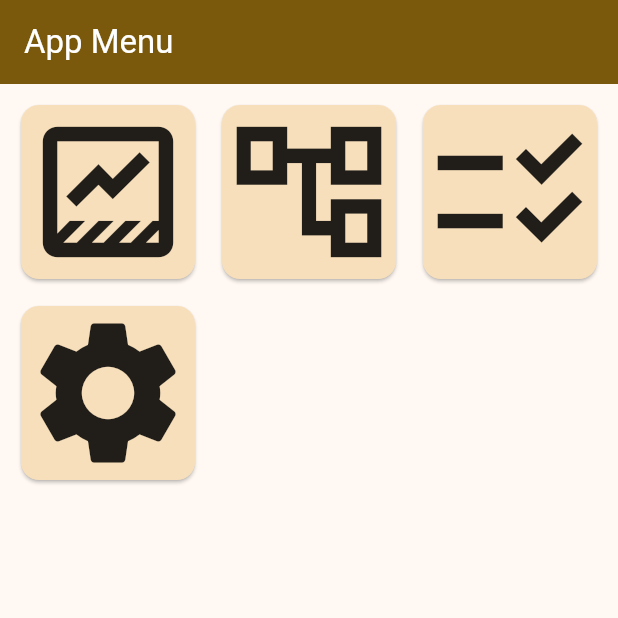
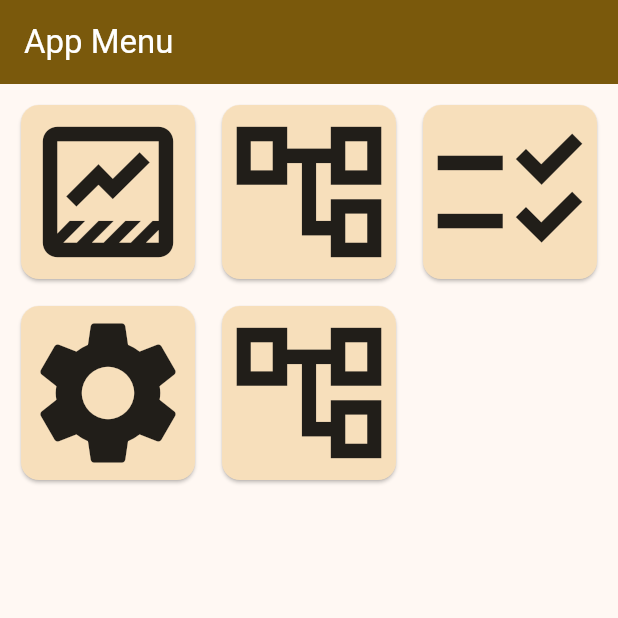
Before and after one commit to hURKa-friends/TP-RehabApp, a Flutter app: the screen it shows after launch, on a phone screen of 412 x 824 dp, the top half of it. Run offline on Flutter 3.47's test engine with Material 3 defaults, Android fonts, the phone set to English and light mode, and no system bars; our stand-ins replace permission_handler, sensors_plus, syncfusion_flutter_charts; missing offline and left inert: light_sensor.

Commit message:
Progress of FMS

```diff
--- a/lib/services/internal/logger_service_internal.dart
+++ b/lib/services/internal/logger_service_internal.dart
@@ -38,7 +38,7 @@ class LoggerServiceInternal {
   Future<bool> _managePermissions() async {
     final storagePermission = await Permission.storage.request().isGranted;
     final externalPermission = await Permission.manageExternalStorage.request().isGranted;
-    return storagePermission && externalPermission;
+    return true;
   }
   Future<bool> _initializeStorage() async {
     try {
--- a/lib/view_models/menu_view_model.dart
+++ b/lib/view_models/menu_view_model.dart
@@ -67,6 +67,210 @@ class MenuViewModel extends ChangeNotifier {
       ],
     ),
     SettingsView(icon: Icons.settings, title: "Settings"),
+    SubMenuPageWrapper(icon: Icons.account_tree_outlined, title: "FMS",
+      subPages: [
+        SubMenuPageWrapper(icon: Icons.pan_tool, title: "Left hand",
+          subPages: [
+            MotionDetectionView(icon: Icons.touch_app, title: "FMS",
+              tutorialSteps: [
+                TutorialStep(
+                  assetURI: 'assets/example/000_exercise.gif',
+                  heading: '1. Krok',
+                  description: '',
+                ),
+                TutorialStep(
+                  assetURI: 'assets/example/001_exercise.gif',
+                  heading: '2. Krok',
+                  description: '.',
+                ),
+                TutorialStep(
+                  assetURI: 'assets/example/FEI_logo.gif',
+                  heading: '3. Krok',
+                  description: '',
+                ),
+                TutorialStep(
+                    assetURI: 'assets/example/002_exercise.gif',
+                    heading: 'Potvrdenie',
+                    description: ''
+                ),
+              ],
+            ),
+            MotionDetectionView(icon: Icons.touch_app, title: "FMS",
+              tutorialSteps: [
+                TutorialStep(
+                  assetURI: 'assets/example/000_exercise.gif',
+                  heading: '1. Krok',
+                  description: '',
+                ),
+                TutorialStep(
+                  assetURI: 'assets/example/001_exercise.gif',
+                  heading: '2. Krok',
+                  description: '.',
+                ),
+                TutorialStep(
+                  assetURI: 'assets/example/FEI_logo.gif',
+                  heading: '3. Krok',
+                  description: '',
+                ),
+                TutorialStep(
+                    assetURI: 'assets/example/002_exercise.gif',
+                    heading: 'Potvrdenie',
+                    description: ''
+                ),
+              ],
+            ),
+            MotionDetectionView(icon: Icons.touch_app, title: "FMS",
+              tutorialSteps: [
+                TutorialStep(
+                  assetURI: 'assets/example/000_exercise.gif',
+                  heading: '1. Krok',
+                  description: '',
+                ),
+                TutorialStep(
+                  assetURI: 'assets/example/001_exercise.gif',
+                  heading: '2. Krok',
+                  description: '.',
+                ),
+                TutorialStep(
+                  assetURI: 'assets/example/FEI_logo.gif',
+                  heading: '3. Krok',
+                  description: '',
+                ),
+                TutorialStep(
+                    assetURI: 'assets/example/002_exercise.gif',
+                    heading: 'Potvrdenie',
+                    description: ''
+                ),
+              ],
+            ),
+            MotionDetectionView(icon: Icons.touch_app, title: "FMS",
+              tutorialSteps: [
+                TutorialStep(
+                  assetURI: 'assets/example/000_exercise.gif',
+                  heading: '1. Krok',
+                  description: '',
+                ),
+                TutorialStep(
+                  assetURI: 'assets/example/001_exercise.gif',
+                  heading: '2. Krok',
+                  description: '.',
+                ),
+                TutorialStep(
+                  assetURI: 'assets/example/FEI_logo.gif',
+                  heading: '3. Krok',
+                  description: '',
+                ),
+                TutorialStep(
+                    assetURI: 'assets/example/002_exercise.gif',
+                    heading: 'Potvrdenie',
+                    description: ''
+                ),
+              ],
+            ),
+          ],
+        ),
+        SubMenuPageWrapper(icon: Icons.pan_tool_outlined, title: "Right Hand",
+          subPages: [
+            MotionDetectionView(icon: Icons.touch_app, title: "FMS",
+              tutorialSteps: [
+                TutorialStep(
+                  assetURI: 'assets/example/000_exercise.gif',
+                  heading: '1. Krok',
+                  description: '',
+                ),
+                TutorialStep(
+                  assetURI: 'assets/example/001_exercise.gif',
+                  heading: '2. Krok',
+                  description: '.',
+                ),
+                TutorialStep(
+                  assetURI: 'assets/example/FEI_logo.gif',
+                  heading: '3. Krok',
+                  description: '',
+                ),
+                TutorialStep(
+                    assetURI: 'assets/example/002_exercise.gif',
+                    heading: 'Potvrdenie',
+                    description: ''
+                ),
+              ],
+            ),
+            MotionDetectionView(icon: Icons.touch_app, title: "FMS",
+              tutorialSteps: [
+                TutorialStep(
+                  assetURI: 'assets/example/000_exercise.gif',
+                  heading: '1. Krok',
+                  description: '',
+                ),
+                TutorialStep(
+                  assetURI: 'assets/example/001_exercise.gif',
+                  heading: '2. Krok',
+                  description: '.',
+                ),
+                TutorialStep(
+                  assetURI: 'assets/example/FEI_logo.gif',
+                  heading: '3. Krok',
+                  description: '',
+                ),
+                TutorialStep(
+                    assetURI: 'assets/example/002_exercise.gif',
+                    heading: 'Potvrdenie',
+                    description: ''
+                ),
+              ],
+            ),
+            MotionDetectionView(icon: Icons.touch_app, title: "FMS",
+              tutorialSteps: [
+                TutorialStep(
+                  assetURI: 'assets/example/000_exercise.gif',
+                  heading: '1. Krok',
+                  description: '',
+                ),
+                TutorialStep(
+                  assetURI: 'assets/example/001_exercise.gif',
+                  heading: '2. Krok',
+                  description: '.',
+                ),
+                TutorialStep(
+                  assetURI: 'assets/example/FEI_logo.gif',
+                  heading: '3. Krok',
+                  description: '',
+                ),
+                TutorialStep(
+                    assetURI: 'assets/example/002_exercise.gif',
+                    heading: 'Potvrdenie',
+                    description: ''
+                ),
+              ],
+            ),
+            MotionDetectionView(icon: Icons.touch_app, title: "FMS",
+              tutorialSteps: [
+                TutorialStep(
+                  assetURI: 'assets/example/000_exercise.gif',
+                  heading: '1. Krok',
+                  description: '',
+                ),
+                TutorialStep(
+                  assetURI: 'assets/example/001_exercise.gif',
+                  heading: '2. Krok',
+                  description: '.',
+                ),
+                TutorialStep(
+                  assetURI: 'assets/example/FEI_logo.gif',
+                  heading: '3. Krok',
+                  description: '',
+                ),
+                TutorialStep(
+                    assetURI: 'assets/example/002_exercise.gif',
+                    heading: 'Potvrdenie',
+                    description: ''
+                ),
+              ],
+            ),
+          ],
+        ),
+      ],
+    ),
   ];
 
   // Getters
```
Also changed, not shown: lib/view_models/FMS_phone_pickup_viewmodel.dart (+146 -17 lines), lib/views/FMS_phone_pickup_view.dart (+53 -9 lines), pubspec.lock.
